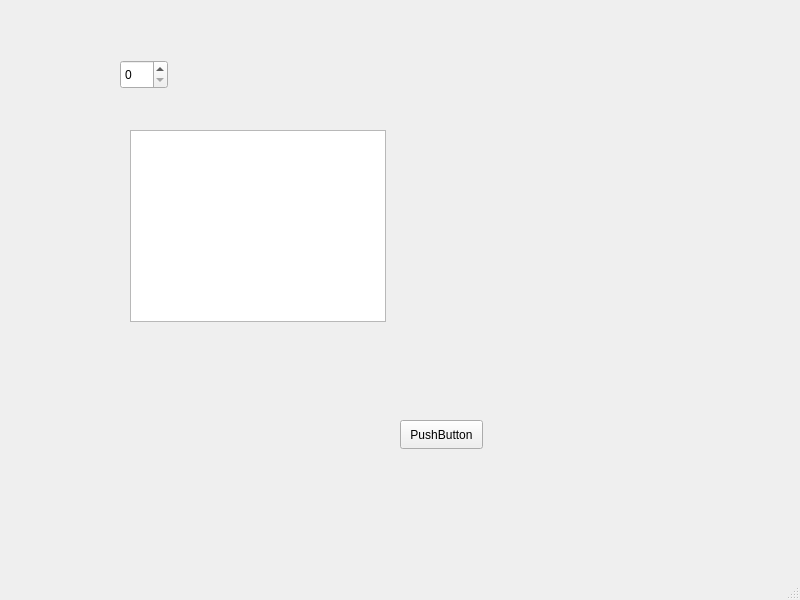
Qt form ChatClient/mainwindow.ui (senyabk/PracticeChatUDP) before a commit.
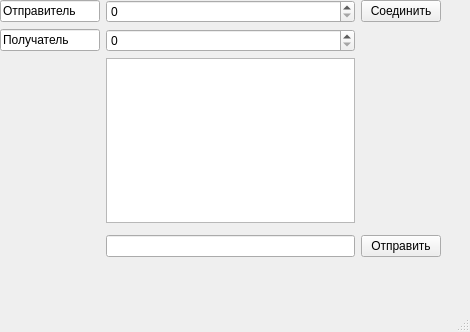
The same form after that commit.

What changed in the file:
```diff
--- a/ChatClient/mainwindow.ui
+++ b/ChatClient/mainwindow.ui
@@ -6,46 +6,76 @@
    <rect>
     <x>0</x>
     <y>0</y>
-    <width>800</width>
-    <height>600</height>
+    <width>470</width>
+    <height>332</height>
    </rect>
   </property>
   <property name="windowTitle">
    <string>MainWindow</string>
   </property>
   <widget class="QWidget" name="centralwidget">
-   <widget class="QSpinBox" name="spinBox">
+   <widget class="QWidget" name="layoutWidget">
     <property name="geometry">
      <rect>
-      <x>120</x>
-      <y>60</y>
-      <width>48</width>
-      <height>29</height>
+      <x>0</x>
+      <y>0</y>
+      <width>441</width>
+      <height>257</height>
      </rect>
     </property>
-   </widget>
-   <widget class="QListWidget" name="listWidget">
-    <property name="geometry">
-     <rect>
-      <x>130</x>
-      <y>130</y>
-      <width>256</width>
-      <height>192</height>
-     </rect>
-    </property>
-   </widget>
-   <widget class="QPushButton" name="pushButton">
-    <property name="geometry">
-     <rect>
-      <x>400</x>
-      <y>420</y>
-      <width>83</width>
-      <height>29</height>
-     </rect>
-    </property>
-    <property name="text">
-     <string>PushButton</string>
-    </property>
+    <layout class="QGridLayout" name="gridLayout">
+     <item row="1" column="0">
+      <widget class="QLineEdit" name="lineEdit_2">
+       <property name="text">
+        <string>Получатель</string>
+       </property>
+      </widget>
+     </item>
+     <item row="4" column="1">
+      <widget class="QLineEdit" name="lineEdit_3"/>
+     </item>
+     <item row="0" column="5" rowspan="4">
+      <layout class="QVBoxLayout" name="verticalLayout_3"/>
+     </item>
+     <item row="0" column="0">
+      <widget class="QLineEdit" name="lineEdit">
+       <property name="text">
+        <string>Отправитель</string>
+       </property>
+      </widget>
+     </item>
+     <item row="0" column="1">
+      <widget class="QSpinBox" name="sender_port">
+       <property name="maximum">
+        <number>999999</number>
+       </property>
+      </widget>
+     </item>
+     <item row="0" column="4">
+      <widget class="QPushButton" name="pushButton">
+       <property name="text">
+        <string>Соединить</string>
+       </property>
+      </widget>
+     </item>
+     <item row="1" column="1">
+      <widget class="QSpinBox" name="receiver_port">
+       <property name="maximum">
+        <number>9999999</number>
+       </property>
+      </widget>
+     </item>
+     <item row="2" column="1">
+      <widget class="QTextEdit" name="textEdit"/>
+     </item>
+     <item row="4" column="4">
+      <widget class="QPushButton" name="sendingButton">
+       <property name="text">
+        <string>Отправить</string>
+       </property>
+      </widget>
+     </item>
+    </layout>
    </widget>
   </widget>
   <widget class="QMenuBar" name="menubar">
```
Left out of the diff: 2 changed lines with no effect on the pictures.
